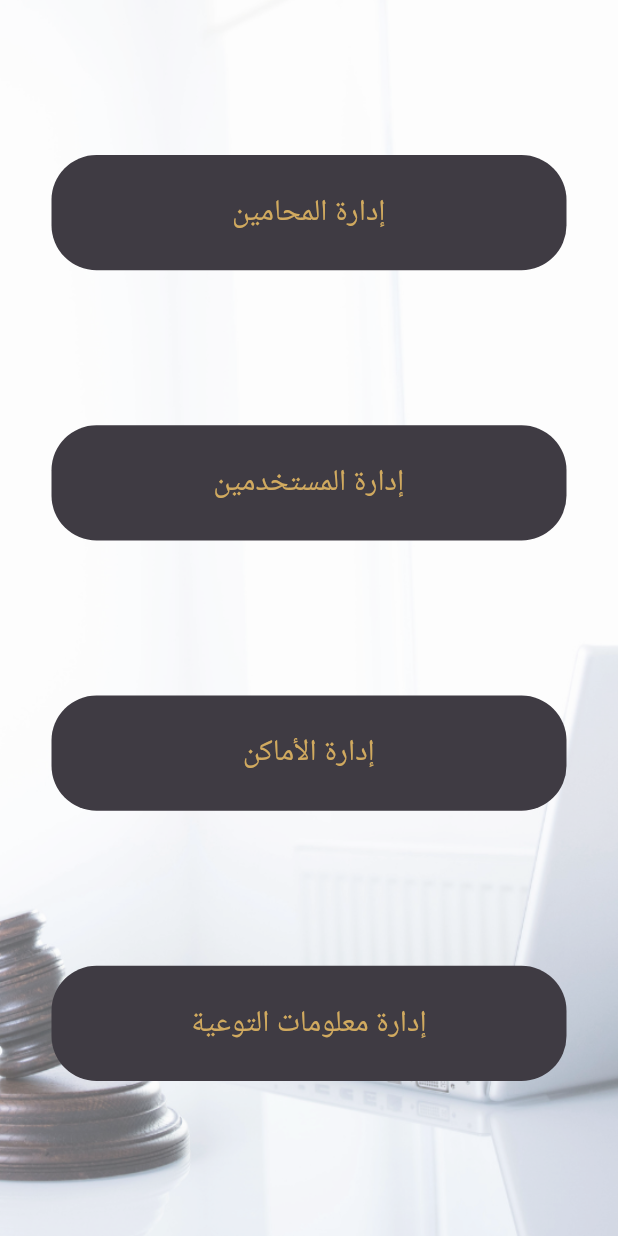
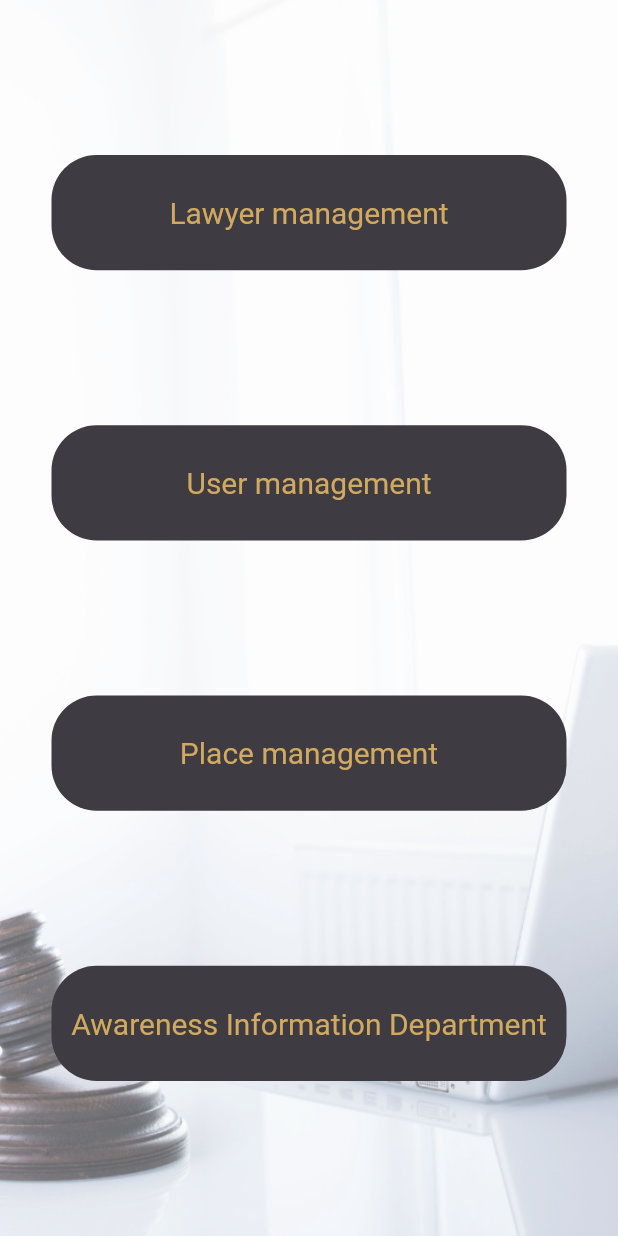
Before and after one commit to EbrahimMShaaban/rights_project, a Flutter app: the CategoryView screen opened directly, on a phone screen of 412 x 824 dp. Run offline on Flutter 3.47's test engine with Material 2 defaults, Android fonts, the phone set to English and light mode, and no system bars.

Commit message:
انجليزي

```diff
--- a/lib/screens/admin_sceen/category_view.dart
+++ b/lib/screens/admin_sceen/category_view.dart
@@ -33,28 +33,28 @@ class _CategoryState extends State<CategoryView> {
                       builder: (context) => const Userview(itemname: 'إدارة المحامين',)
                   ));
                 },
-                txt: 'إدارة المحامين',
+                txt: 'Lawyer management',
                 color: const Color(0xffd1aa5f)),
             Loginbuton(
                 ontab: () {
                   Navigator.of(context).push(MaterialPageRoute(
                       builder: (context) => const Userview(itemname: 'إدارة المستخدمين',)));
                 },
-                txt: 'إدارة المستخدمين',
+                txt: 'User management',
                 color: const Color(0xffd1aa5f)),
             Loginbuton(
                 ontab: () {
                   Navigator.of(context).push(MaterialPageRoute(
                       builder: (context) => const MapScreen()));
                 },
-                txt: 'إدارة الأماكن',
+                txt: 'Place management',
                 color: const Color(0xffd1aa5f)),
             Loginbuton(
                 ontab: () {
                   Navigator.of(context).push(MaterialPageRoute(
                       builder: (context) => const AwarenessInfoScreen()));
                 },
-                txt: 'إدارة معلومات التوعية',
+                txt: 'Awareness Information Department',
                 color: const Color(0xffd1aa5f)),
           ],
         ),
```
